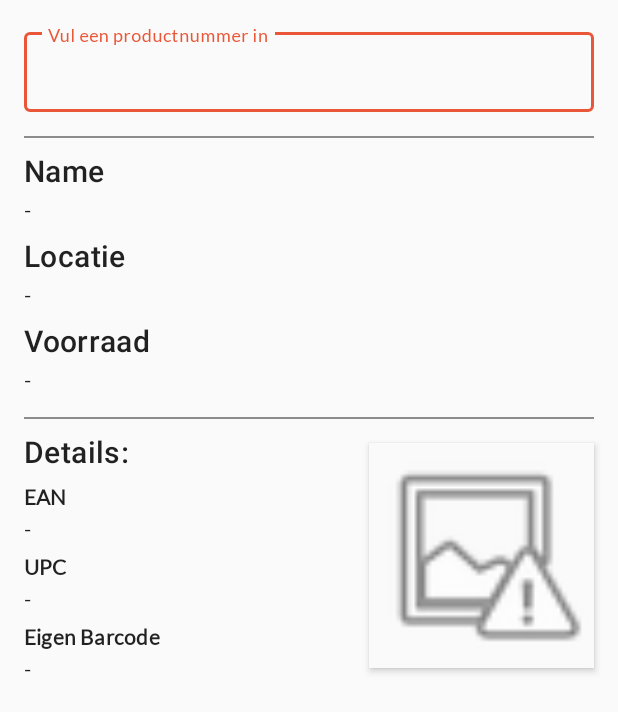
After one commit to BramTeurlings/GraduationProject2020, an Android app: the ProductInfoActivity screen opened directly, with no data from a screen before it, on a phone screen of 412 x 824 dp. The commit adds this screen. Shown: the top 712 px of the screen. Run offline under Robolectric (Android 15) with nearby library versions, the phone set to English and light mode, and no system bars; our stand-ins replace Dagger/Hilt's generated code.

Commit message:
-Added a product info screen and needed Dagger changes.

```diff
--- a/app/src/main/java/nl/brickx/brickxwms2020/Presentation/MainMenu/MainMenuContract.java
+++ b/app/src/main/java/nl/brickx/brickxwms2020/Presentation/MainMenu/MainMenuContract.java
@@ -15,6 +15,6 @@ public interface MainMenuContract {
 
     interface Navigator {
 
-        //Todo: Navigate to screens.
+        void navigateToProductInfo();
     }
 }
--- a/app/src/main/java/nl/brickx/brickxwms2020/Presentation/MainMenu/MainMenuPresenter.java
+++ b/app/src/main/java/nl/brickx/brickxwms2020/Presentation/MainMenu/MainMenuPresenter.java
@@ -14,7 +14,8 @@ public class MainMenuPresenter implements MainMenuContract.Presenter {
 
     private GetMenuItemsByPermissionsAndCategory getMenuItemsByPermissionsAndCategory;
 
-    @Inject MainMenuPresenter(GetMenuItemsByPermissionsAndCategory getMenuItemsByPermissionsAndCategory){
+    @Inject
+    MainMenuPresenter(GetMenuItemsByPermissionsAndCategory getMenuItemsByPermissionsAndCategory){
         this.getMenuItemsByPermissionsAndCategory = getMenuItemsByPermissionsAndCategory;
     }
 
--- /dev/null
+++ b/app/src/main/java/nl/brickx/brickxwms2020/Presentation/ProductInfo/ProductInfoActivity.java
@@ -0,0 +1,22 @@
+package nl.brickx.brickxwms2020.Presentation.ProductInfo;
+
+import android.content.Context;
+import android.content.Intent;
+import android.os.Bundle;
+import android.provider.Settings;
+
+import dagger.android.support.DaggerAppCompatActivity;
+import nl.brickx.brickxwms2020.R;
+
+public class ProductInfoActivity extends DaggerAppCompatActivity {
+
+    public static Intent createIntent(Context context){
+        return new Intent(context, ProductInfoActivity.class);
+    }
+
+    @Override
+    protected void onCreate(Bundle savedInstanceState){
+        super.onCreate(savedInstanceState);
+        setContentView(R.layout.product_info_page);
+    }
+}
--- a/app/src/main/res/layout/login_page.xml
+++ b/app/src/main/res/layout/login_page.xml
@@ -43,7 +43,7 @@
             android:layout_height="match_parent">
 
             <com.google.android.material.textfield.TextInputLayout
-                android:id="@+id/textInputLayout"
+                android:id="@+id/login_textInputLayout"
                 style="@style/Widget.MaterialComponents.TextInputLayout.OutlinedBox"
                 android:layout_width="match_parent"
                 android:layout_height="wrap_content"
@@ -74,7 +74,7 @@
                 app:layout_constraintBottom_toBottomOf="parent"
                 app:layout_constraintEnd_toEndOf="parent"
                 app:layout_constraintStart_toStartOf="parent"
-                app:layout_constraintTop_toBottomOf="@+id/textInputLayout" />
+                app:layout_constraintTop_toBottomOf="@+id/login_textInputLayout" />
 
         </androidx.constraintlayout.widget.ConstraintLayout>
 
--- a/app/src/main/res/layout/main_menu_page.xml
+++ b/app/src/main/res/layout/main_menu_page.xml
@@ -47,7 +47,7 @@
                 android:layout_width="wrap_content"
                 android:layout_height="wrap_content"
                 android:layout_marginTop="@dimen/grid_1"
-                android:layout_marginEnd="@dimen/grid_1"
+                android:layout_marginEnd="@dimen/grid_2"
                 android:background="@null"
                 android:src="@drawable/ic_account_circle_black_24dp"
                 app:layout_constraintEnd_toEndOf="parent"
--- a/app/src/main/res/layout/main_menu_recycler_item.xml
+++ b/app/src/main/res/layout/main_menu_recycler_item.xml
@@ -1,15 +1,16 @@
 <?xml version="1.0" encoding="utf-8"?>
 <androidx.constraintlayout.widget.ConstraintLayout xmlns:android="http://schemas.android.com/apk/res/android"
     xmlns:app="http://schemas.android.com/apk/res-auto"
+    android:id="@+id/parentLayout"
     android:layout_width="match_parent"
     android:layout_height="wrap_content">
 
     <com.google.android.material.card.MaterialCardView
         android:id="@+id/main_menu_item_card"
+        style="@style/WhiteMaterialCardView"
         android:clickable="true"
         android:focusable="true"
         android:background="@drawable/bg_ontouch_ripple"
-        style="@style/WhiteMaterialCardView"
         android:layout_width="match_parent"
         android:layout_height="wrap_content"
         android:layout_marginTop="1dp"
--- /dev/null
+++ b/app/src/main/res/layout/product_info_page.xml
@@ -0,0 +1,213 @@
+<?xml version="1.0" encoding="utf-8"?>
+<androidx.constraintlayout.widget.ConstraintLayout xmlns:android="http://schemas.android.com/apk/res/android"
+    xmlns:app="http://schemas.android.com/apk/res-auto"
+    xmlns:tools="http://schemas.android.com/tools"
+    android:id="@+id/linearLayout"
+    android:layout_width="match_parent"
+    android:layout_height="match_parent">
+
+    <com.google.android.material.textfield.TextInputLayout
+        android:id="@+id/product_info_textInputLayout"
+        style="@style/Widget.MaterialComponents.TextInputLayout.OutlinedBox"
+        android:layout_width="0dp"
+        android:layout_height="wrap_content"
+        android:layout_marginStart="@dimen/grid_2"
+        android:layout_marginTop="@dimen/grid_2"
+        android:layout_marginEnd="@dimen/grid_2"
+        android:hint="@string/product_info_input_hint"
+        app:layout_constraintEnd_toEndOf="parent"
+        app:layout_constraintStart_toStartOf="parent"
+        app:layout_constraintTop_toTopOf="parent">
+
+        <com.google.android.material.textfield.TextInputEditText
+            android:layout_width="match_parent"
+            android:layout_height="wrap_content" />
+
+    </com.google.android.material.textfield.TextInputLayout>
+
+    <View
+        android:id="@+id/product_info_view"
+        android:layout_width="match_parent"
+        android:layout_height="1dp"
+        android:layout_marginStart="@dimen/grid_2"
+        android:layout_marginTop="@dimen/grid_2"
+        android:layout_marginEnd="@dimen/grid_2"
+        android:background="@color/colorViewElement"
+        app:layout_constraintEnd_toEndOf="parent"
+        app:layout_constraintStart_toStartOf="parent"
+        app:layout_constraintTop_toBottomOf="@+id/product_info_textInputLayout">
+
+    </View>
+
+    <TextView
+        android:id="@+id/product_name_text"
+        style="@style/TextAppearance.MaterialComponents.Headline6"
+        android:layout_width="wrap_content"
+        android:layout_height="wrap_content"
+        android:layout_marginStart="@dimen/grid_2"
+        android:layout_marginTop="@dimen/grid_1"
+        android:text="@string/login_screen_product_name"
+        app:layout_constraintStart_toStartOf="parent"
+        app:layout_constraintTop_toBottomOf="@+id/product_info_view" />
+
+    <TextView
+        android:id="@+id/product_name_content"
+        style="@style/TextAppearance.AppTheme.body1"
+        android:layout_width="wrap_content"
+        android:layout_height="wrap_content"
+        android:layout_marginTop="@dimen/grid_0_5"
+        android:text="@string/empty"
+        app:layout_constraintStart_toStartOf="@+id/product_name_text"
+        app:layout_constraintTop_toBottomOf="@+id/product_name_text" />
+
+    <TextView
+        android:id="@+id/product_location_text"
+        style="@style/TextAppearance.MaterialComponents.Headline6"
+        android:layout_width="wrap_content"
+        android:layout_height="wrap_content"
+        android:layout_marginStart="@dimen/grid_2"
+        android:layout_marginTop="@dimen/grid_1"
+        android:text="@string/product_info_product_location"
+        app:layout_constraintStart_toStartOf="parent"
+        app:layout_constraintTop_toBottomOf="@+id/product_name_content" />
+
+    <TextView
+        android:id="@+id/product_location_content"
+        style="@style/TextAppearance.AppTheme.body1"
+        android:layout_width="wrap_content"
+        android:layout_height="wrap_content"
+        android:layout_marginTop="@dimen/grid_0_5"
+        android:text="@string/empty"
+        app:layout_constraintStart_toStartOf="@+id/product_name_text"
+        app:layout_constraintTop_toBottomOf="@+id/product_location_text" />
+
+    <TextView
+        android:id="@+id/product_stock_text"
+        style="@style/TextAppearance.MaterialComponents.Headline6"
+        android:layout_width="wrap_content"
+        android:layout_height="wrap_content"
+        android:layout_marginStart="@dimen/grid_2"
+        android:layout_marginTop="@dimen/grid_1"
+        android:text="@string/product_info_product_stock"
+        app:layout_constraintStart_toStartOf="parent"
+        app:layout_constraintTop_toBottomOf="@+id/product_location_content" />
+
+    <TextView
+        android:id="@+id/product_stock_content"
+        style="@style/TextAppearance.AppTheme.body1"
+        android:layout_width="wrap_content"
+        android:layout_height="wrap_content"
+        android:layout_marginTop="@dimen/grid_0_5"
+        android:text="@string/empty"
+        app:layout_constraintStart_toStartOf="@+id/product_name_text"
+        app:layout_constraintTop_toBottomOf="@+id/product_stock_text" />
+
+
+    <View
+        android:id="@+id/product_info_view_bottom"
+        android:layout_width="match_parent"
+        android:layout_height="1dp"
+        android:layout_marginStart="@dimen/grid_2"
+        android:layout_marginTop="@dimen/grid_2"
+        android:layout_marginEnd="@dimen/grid_2"
+        android:background="@color/colorViewElement"
+        app:layout_constraintEnd_toEndOf="parent"
+        app:layout_constraintStart_toStartOf="parent"
+        app:layout_constraintTop_toBottomOf="@+id/product_stock_content">
+
+    </View>
+
+
+    <TextView
+        android:id="@+id/product_details_title"
+        style="@style/TextAppearance.MaterialComponents.Headline6"
+        android:layout_width="wrap_content"
+        android:layout_height="wrap_content"
+        android:layout_marginStart="@dimen/grid_2"
+        android:layout_marginTop="@dimen/grid_1"
+        android:text="@string/product_info_details_title"
+        app:layout_constraintStart_toStartOf="parent"
+        app:layout_constraintTop_toBottomOf="@+id/product_info_view_bottom" />
+
+    <TextView
+        android:id="@+id/product_ean_text"
+        android:textStyle="bold"
+        style="@style/TextAppearance.AppTheme.body1"
+        android:layout_width="wrap_content"
+        android:layout_height="wrap_content"
+        android:layout_marginStart="@dimen/grid_2"
+        android:layout_marginTop="@dimen/grid_1"
+        android:text="@string/product_info_ean_text"
+        app:layout_constraintStart_toStartOf="parent"
+        app:layout_constraintTop_toBottomOf="@+id/product_details_title" />
+
+    <TextView
+        android:id="@+id/product_ean_content"
+        style="@style/TextAppearance.AppTheme.body1"
+        android:layout_width="wrap_content"
+        android:layout_height="wrap_content"
+        android:layout_marginStart="@dimen/grid_2"
+        android:layout_marginTop="@dimen/grid_0_5"
+        android:text="@string/empty"
+        app:layout_constraintStart_toStartOf="parent"
+        app:layout_constraintTop_toBottomOf="@+id/product_ean_text" />
+
+    <TextView
+        android:id="@+id/product_upc_text"
+        android:textStyle="bold"
+        style="@style/TextAppearance.AppTheme.body1"
+        android:layout_width="wrap_content"
+        android:layout_height="wrap_content"
+        android:layout_marginStart="@dimen/grid_2"
+        android:layout_marginTop="@dimen/grid_1"
+        android:text="@string/product_info_upc_title"
+        app:layout_constraintStart_toStartOf="parent"
+        app:layout_constraintTop_toBottomOf="@+id/product_ean_content" />
+
+    <TextView
+        android:id="@+id/product_upc_content"
+        style="@style/TextAppearance.AppTheme.body1"
+        android:layout_width="wrap_content"
+        android:layout_height="wrap_content"
+        android:layout_marginStart="@dimen/grid_2"
+        android:layout_marginTop="@dimen/grid_0_5"
+        android:text="@string/empty"
+        app:layout_constraintStart_toStartOf="parent"
+        app:layout_constraintTop_toBottomOf="@+id/product_upc_text" />
+
+    <TextView
+        android:id="@+id/product_custom_barcode_text"
+        android:textStyle="bold"
+        style="@style/TextAppearance.AppTheme.body1"
+        android:layout_width="wrap_content"
+        android:layout_height="wrap_content"
+        android:layout_marginStart="@dimen/grid_2"
+        android:layout_marginTop="@dimen/grid_1"
+        android:text="@string/product_info_custom_barcode_title"
+        app:layout_constraintStart_toStartOf="parent"
+        app:layout_constraintTop_toBottomOf="@+id/product_upc_content" />
+
+    <TextView
+        android:id="@+id/product_custom_barcode_content"
+        style="@style/TextAppearance.AppTheme.body1"
+        android:layout_width="wrap_content"
+        android:layout_height="wrap_content"
+        android:layout_marginStart="@dimen/grid_2"
+        android:layout_marginTop="@dimen/grid_0_5"
+        android:text="@string/empty"
+        app:layout_constraintStart_toStartOf="parent"
+        app:layout_constraintTop_toBottomOf="@+id/product_custom_barcode_text" />
+
+    <ImageView
+        android:id="@+id/product_info_image"
+        android:layout_width="150dp"
+        android:layout_height="150dp"
+        android:scaleType="fitCenter"
+        android:elevation="3dp"
+        android:layout_marginTop="@dimen/grid_2"
+        android:layout_marginEnd="@dimen/grid_2"
+        app:layout_constraintEnd_toEndOf="parent"
+        app:layout_constraintTop_toBottomOf="@+id/product_info_view_bottom"
+        app:srcCompat="@android:drawable/ic_menu_report_image" />
+
+</androidx.constraintlayout.widget.ConstraintLayout>
--- a/app/src/main/res/values/strings.xml
+++ b/app/src/main/res/values/strings.xml
@@ -12,4 +12,16 @@
     <string name="werkzaamheden">Werkzaamheden</string>
     <string name="informatie">Informatie</string>
     <string name="onderhoud">Onderhoud</string>
+
+    <!--    Product Info-->
+    <string name="empty">-</string>
+    <string name="login_screen_product_name">Name</string>
+    <string name="product_info_product_location">Locatie</string>
+    <string name="product_info_product_stock">Voorraad</string>
+    <string name="product_info_input_hint">Vul een productnummer in</string>
+    <string name="product_info_details_title">Details:</string>
+    <string name="product_info_ean_text">EAN</string>
+    <string name="product_info_custom_barcode_title">Eigen Barcode</string>
+    <string name="product_info_upc_title">UPC</string>
+
 </resources>
```
Also changed, not shown: app/src/main/AndroidManifest.xml (+8 -1 lines), app/src/main/java/nl/brickx/brickxwms2020/AppComponent.java (+6 -4 lines), app/src/main/java/nl/brickx/brickxwms2020/Presentation/MainMenu/MainMenuActivity.java (+6 -15 lines), app/src/main/java/nl/brickx/brickxwms2020/Presentation/MainMenu/MainMenuActivityModule.java (+9 -0 lines), app/src/main/java/nl/brickx/brickxwms2020/Presentation/MainMenu/MainMenuAdapter.java (+34 -1 lines), app/src/main/java/nl/brickx/brickxwms2020/Presentation/MainMenu/MainMenuNavigator.java (added, +25 -0 lines), app/src/main/java/nl/brickx/brickxwms2020/Presentation/ProductInfo/ProductInfoActivityModule.java (added, +25 -0 lines), domain/src/main/java/nl/brickx/domain/Models/MainMenuRecyclerModel.java (+18 -0 lines), domain/src/main/java/nl/brickx/domain/Models/MenuItemIdentifier.java (added, +15 -0 lines), domain/src/main/java/nl/brickx/domain/Users/GetMenuItemsByPermissionsAndCategory.java (+12 -11 lines).
